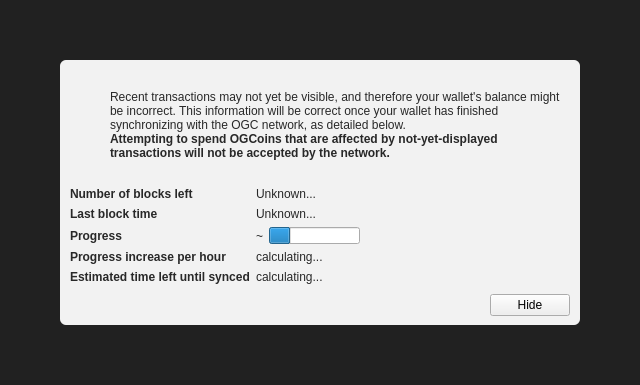
This is src/qt/forms/modaloverlay.ui in minblock/ogkushcoin as Qt 5 draws it before an edit. The edited form follows.
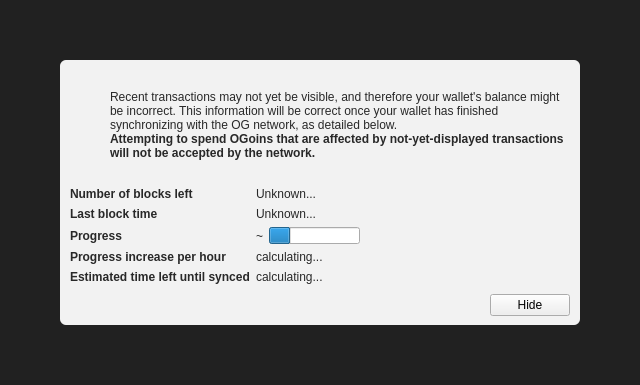
This is the edited form. Icons and pictures are not drawn. Custom widgets are drawn as their Qt base class.

```diff
--- a/src/qt/forms/modaloverlay.ui
+++ b/src/qt/forms/modaloverlay.ui
@@ -130,7 +130,7 @@
              <item>
               <widget class="QLabel" name="infoText">
                <property name="text">
-                <string>Recent transactions may not yet be visible, and therefore your wallet's balance might be incorrect. This information will be correct once your wallet has finished synchronizing with the OGC network, as detailed below.</string>
+                <string>Recent transactions may not yet be visible, and therefore your wallet's balance might be incorrect. This information will be correct once your wallet has finished synchronizing with the OG network, as detailed below.</string>
                </property>
                <property name="textFormat">
                 <enum>Qt::RichText</enum>
@@ -149,7 +149,7 @@
                 </font>
                </property>
                <property name="text">
-                <string>Attempting to spend OGCoins that are affected by not-yet-displayed transactions will not be accepted by the network.</string>
+                <string>Attempting to spend OGoins that are affected by not-yet-displayed transactions will not be accepted by the network.</string>
                </property>
                <property name="textFormat">
                 <enum>Qt::RichText</enum>
```
